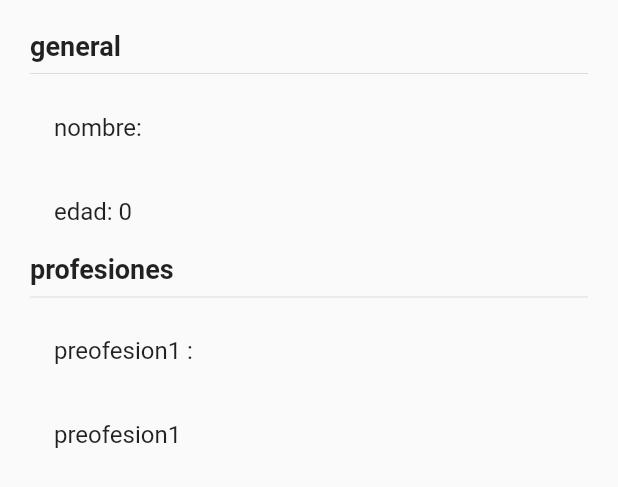
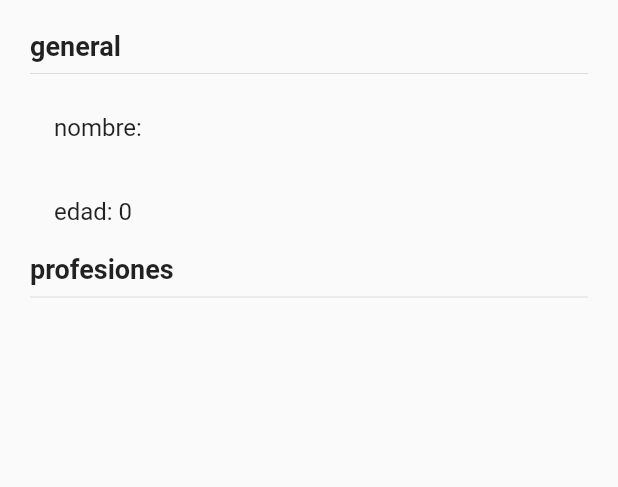
Before and after one commit to jovannyCG/estado-con-singleton, a Flutter app: the InfotmacionUsuarios widget shown alone on an empty page, opened directly with empty values, on a phone screen of 412 x 824 dp. Shown: the top 487 px of the screen. Run offline on Flutter 3.47's test engine with Material 2 defaults, Android fonts, the light colour scheme and no system bars; accounts and stored records are empty.

Commit message:
manejo de profesiones terminado

```diff
--- a/lib/pages/page1.dart
+++ b/lib/pages/page1.dart
@@ -58,10 +58,10 @@ class InfotmacionUsuarios extends StatelessWidget {
             style: TextStyle(fontSize: 18, fontWeight: FontWeight.bold),
           ),
           const Divider(),
-          const ListTile(title: Text('preofesion1 : ')),
-          const ListTile(
-            title: Text('preofesion1 '),
-          )
+              ...?user?.profesiones?.map((profesion) =>  ListTile(title: Text(profesion)),)
+              .toList()
+
+
         ],
       ),
     );
--- a/lib/pages/page2.dart
+++ b/lib/pages/page2.dart
@@ -30,6 +30,7 @@ class Pagina2Page extends StatelessWidget {
                 final newUser = User(
                   nombre: 'jovanny',
                   edad: 25,
+                  profesiones: ['ingeniero','abogado', ]
                 );
                 userService.setUser = newUser;
               }),
@@ -48,7 +49,9 @@ class Pagina2Page extends StatelessWidget {
                 'añadir profesion',
                 style: TextStyle(fontSize: 18, fontWeight: FontWeight.bold),
               ),
-              onPressed: () {}),
+              onPressed: () {
+                userService.addProfesion();
+              }),
         ],
       )),
     );
--- a/lib/services/user_service.dart
+++ b/lib/services/user_service.dart
@@ -21,4 +21,9 @@ class UserService with ChangeNotifier {
     _user = null;
     notifyListeners();
   }
+
+  void addProfesion (){
+    _user?.profesiones?.add('Profesion ${_user?.profesiones?.length}');
+    notifyListeners();
+  }
 }
```
